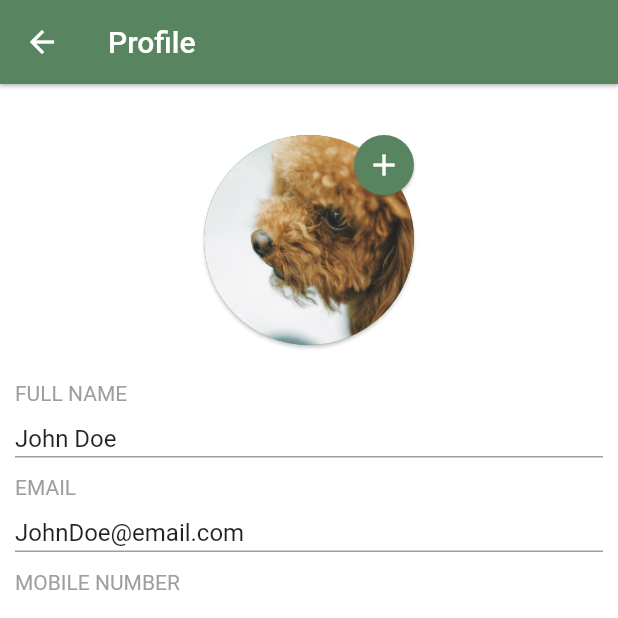
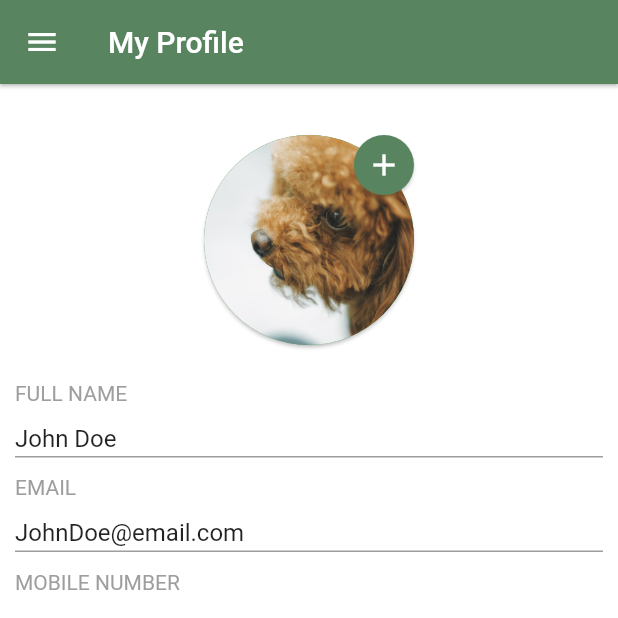
Before and after one commit to iZeroKim/Uado, a Flutter app: the Profile screen opened directly, on a phone screen of 412 x 824 dp, the top half of it. Run offline on Flutter 3.47's test engine with Material 2 defaults, Android fonts, the phone set to English and light mode, and no system bars; our stand-ins replace badges, flutter_dash, flutter_datetime_picker, flutter_map, flutter_zoom_drawer, getwidget and 2 more.

Commit message:
Add navigation menu on pages navigatable from naviigation drawer

```diff
--- a/lib/screens/dash_board.dart
+++ b/lib/screens/dash_board.dart
@@ -4,6 +4,7 @@ import 'package:uado/auth/login_initial_page.dart';
 import 'package:uado/screens/clubs/club_list.dart';
 import 'package:uado/screens/garage/garage_list.dart';
 import 'package:uado/screens/parts/parts_list.dart';
+import 'package:uado/screens/profile/car_list.dart';
 import 'package:uado/screens/profile/profile.dart';
 import 'package:uado/screens/services/services.dart';
 
@@ -31,6 +32,8 @@ class _DashBoardState extends State<DashBoard> {
           return PartsList();
         case MenuItems.profile:
           return Profile();
+        case MenuItems.cars:
+          return CarList();
       }
       return screen;
     }
--- a/lib/screens/profile/profile.dart
+++ b/lib/screens/profile/profile.dart
@@ -1,6 +1,7 @@
 import 'dart:io';
 
 import 'package:flutter/material.dart';
+import 'package:flutter_zoom_drawer/flutter_zoom_drawer.dart';
 import 'package:image_picker/image_picker.dart';
 
 class Profile extends StatefulWidget {
@@ -27,11 +28,17 @@ class _ProfileState extends State<Profile> {
     return Scaffold(
       backgroundColor: Colors.white,
       resizeToAvoidBottomInset: true,
-      appBar: AppBar(
-        backgroundColor: const Color.fromRGBO(88,133,96, 1),
-        elevation: 1.0,
-        title: const Text("Profile"),
-      ),
+        appBar: AppBar(
+          title: const Text("My Profile"),
+          backgroundColor: const Color.fromRGBO(88, 133, 96, 1),
+          elevation: 1.0,
+          leading: IconButton(
+              onPressed: () => ZoomDrawer.of(context)!.toggle(),
+              icon: Icon(
+                Icons.menu,
+                color: Colors.white,
+              )),
+        ),
       body: SafeArea(
         child: Padding(
           padding: const EdgeInsets.all(0.0),
```
Also changed, not shown: lib/screens/profile/car_list.dart (+19 -26 lines).
